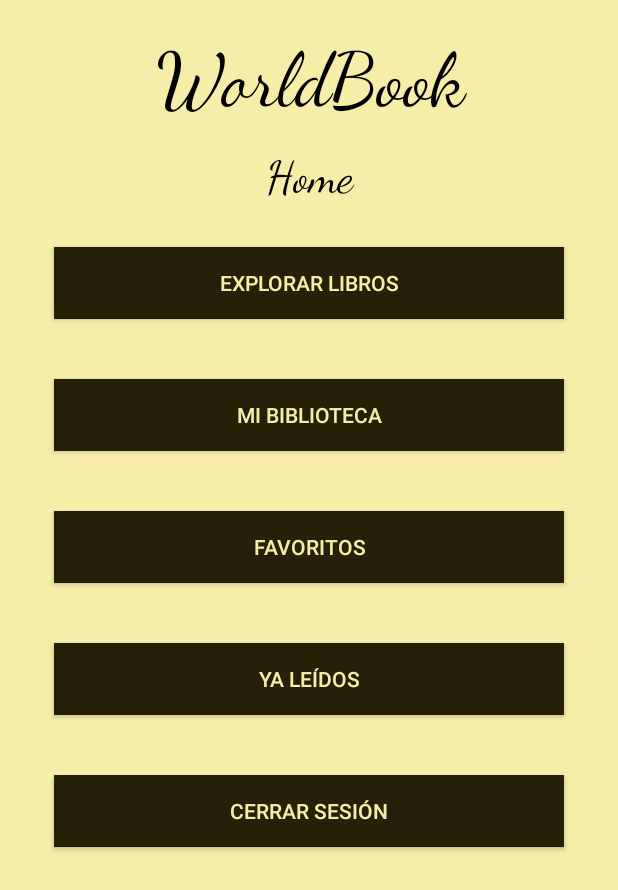
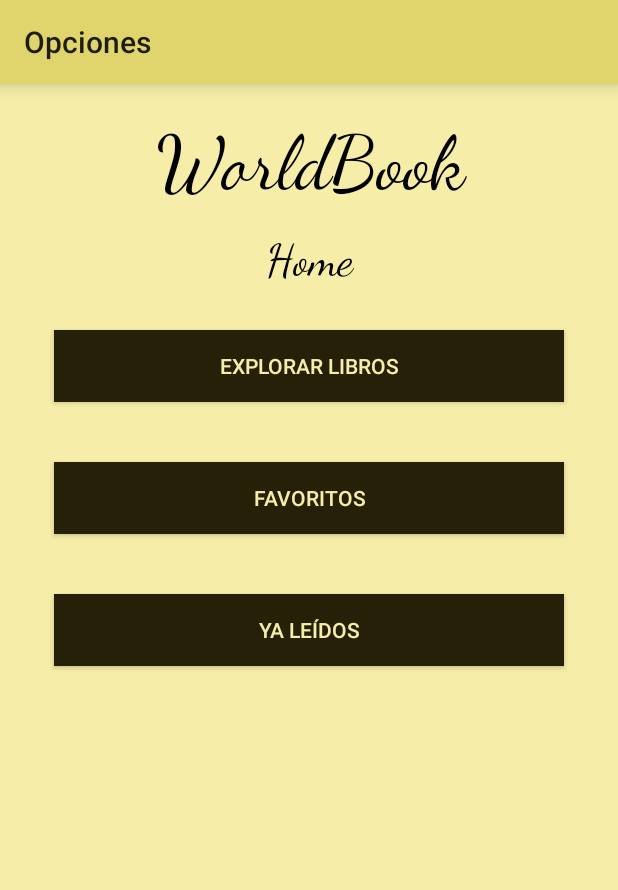
Before and after one commit to Federco1/WorldBook, an Android app: the HomeActivity screen opened directly, with no data from a screen before it, on a phone screen of 412 x 824 dp. Shown: the top 890 px of the screen. Run offline under Robolectric (Android 15) with nearby library versions, the phone set to English and light mode, and no system bars; 1 statement that could not run was skipped.

Commit message:
Creación de pantalla de Home

```diff
--- a/app/src/main/AndroidManifest.xml
+++ b/app/src/main/AndroidManifest.xml
@@ -13,6 +13,9 @@
         android:theme="@style/Theme.WorldBook"
         tools:targetApi="31">
         <activity
+            android:name=".ListaToolbarActivity"
+            android:exported="false" />
+        <activity
             android:name=".MiBibliotecaActivity"
             android:exported="false" />
         <activity
@@ -20,9 +23,6 @@
             android:exported="false" />
         <activity
             android:name=".CatalogoActivity"
-            android:exported="false" />
-        <activity
-            android:name=".CatalogoActivity2"
             android:exported="false" />
         <activity
             android:name=".RecomendadosActivity"
--- a/app/src/main/java/com/example/worldbook/HomeActivity.kt
+++ b/app/src/main/java/com/example/worldbook/HomeActivity.kt
@@ -2,8 +2,11 @@ package com.example.worldbook
 
 import android.content.Intent
 import android.os.Bundle
+import android.view.Menu
+import android.view.MenuItem
 import android.widget.Button
 import android.widget.Toast
+import android.widget.Toolbar
 import androidx.activity.enableEdgeToEdge
 import androidx.appcompat.app.AppCompatActivity
 import androidx.core.view.ViewCompat
@@ -12,10 +15,10 @@ import androidx.core.view.WindowInsetsCompat
 class HomeActivity : AppCompatActivity() {
 
     lateinit var btnExplorarLibros: Button
-    lateinit var btnMiBiblioteca: Button
     lateinit var btnFavoritos: Button
     lateinit var btnYaLeidos: Button
-    lateinit var btnCerrarSesión: Button
+    lateinit var toolbar: androidx.appcompat.widget.Toolbar
+
 
     override fun onCreate(savedInstanceState: Bundle?) {
         super.onCreate(savedInstanceState)
@@ -26,32 +29,43 @@ class HomeActivity : AppCompatActivity() {
             v.setPadding(systemBars.left, systemBars.top, systemBars.right, systemBars.bottom)
             insets
         }
+        toolbar = findViewById(R.id.toolbar)
+        setSupportActionBar(toolbar)
+        supportActionBar!!.title = resources.getString(R.string.titulo)
 
         btnExplorarLibros = findViewById(R.id.btnExplorarLibros)
-        btnMiBiblioteca = findViewById(R.id.btnMiBiblioteca)
         btnFavoritos = findViewById(R.id.btnFavoritos)
         btnYaLeidos = findViewById(R.id.btnYaLeidos)
-        btnCerrarSesión = findViewById(R.id.btnCerrarSesión)
 
-        btnExplorarLibros.setOnClickListener{
-            var mensaje = "Botón Explorar Libros"
+        btnExplorarLibros.setOnClickListener {
+            val mensaje = "Botón Explorar Libros"
             Toast.makeText(this, mensaje, Toast.LENGTH_SHORT).show()
         }
-        btnMiBiblioteca.setOnClickListener {
+        btnFavoritos.setOnClickListener{
+            val mensaje = "Botón Favoritos"
+            Toast.makeText(this, mensaje, Toast.LENGTH_SHORT).show()
+        }
+        btnYaLeidos.setOnClickListener {
+            val mensaje = "Botón Ya Leídos"
+            Toast.makeText(this, mensaje, Toast.LENGTH_SHORT).show()
+        }
+    }
+
+    override fun onCreateOptionsMenu(menu: Menu?): Boolean {
+        menuInflater.inflate(R.menu.main_menu, menu)
+        return super.onCreateOptionsMenu(menu)
+    }
+
+    override fun onOptionsItemSelected(item: MenuItem): Boolean {
+        if(item.itemId == R.id.item_mi_biblioteca) {
             val intent = Intent(this, MiBibliotecaActivity::class.java)
             startActivity(intent)
         }
-        btnFavoritos.setOnClickListener{
-            var mensaje = "Botón Favoritos"
-            Toast.makeText(this, mensaje, Toast.LENGTH_SHORT).show()
+        if(item.itemId == R.id.item_cerrar_sesion) {
+            val intent = Intent(this, LoginActivity::class.java)
+            startActivity(intent)
         }
-        btnYaLeidos.setOnClickListener{
-            var mensaje = "Botón Ya Leídos"
-            Toast.makeText(this, mensaje, Toast.LENGTH_SHORT).show()
-        }
-        btnCerrarSesión.setOnClickListener{
-            var mensaje = "Botón Cerrar Sesión"
-            Toast.makeText(this, mensaje, Toast.LENGTH_SHORT).show()
-        }
+        return super.onOptionsItemSelected(item)
     }
+
 }
--- a/app/src/main/res/layout/activity_home.xml
+++ b/app/src/main/res/layout/activity_home.xml
@@ -10,11 +10,18 @@
     android:background="@color/vainilla"
     tools:context=".HomeActivity">
 
+    <include
+        android:id="@+id/toolbar"
+        layout="@layout/toolbal_layout"
+
+        />
+
     <LinearLayout
         android:layout_width="match_parent"
         android:layout_height="match_parent"
         android:orientation="vertical"
-        android:padding="16dp">
+        android:padding="16dp"
+        android:layout_marginTop="25pt">
 
     <TextView
         android:layout_width="match_parent"
@@ -47,15 +54,6 @@
         android:textColor="@color/vainilla"
         android:background="@color/brown"/>
 
-        <Button
-            android:layout_width="match_parent"
-            android:layout_height="wrap_content"
-            android:id="@+id/btnMiBiblioteca"
-            android:layout_margin="20dp"
-            android:text="Mi Biblioteca"
-            android:layout_marginTop="16dp"
-            android:textColor="@color/vainilla"
-            android:background="@color/brown"/>
 
         <Button
             android:layout_width="match_parent"
@@ -77,16 +75,6 @@
             android:textColor="@color/vainilla"
             android:background="@color/brown"/>
 
-        <Button
-            android:layout_width="match_parent"
-            android:layout_height="wrap_content"
-            android:id="@+id/btnCerrarSesión"
-            android:layout_margin="20dp"
-            android:text="Cerrar Sesión"
-            android:layout_marginTop="16dp"
-            android:textColor="@color/vainilla"
-            android:background="@color/brown"/>
-
 </LinearLayout>
 
 </androidx.constraintlayout.widget.ConstraintLayout>
--- /dev/null
+++ b/app/src/main/res/layout/toolbal_layout.xml
@@ -0,0 +1,9 @@
+<?xml version="1.0" encoding="utf-8"?>
+<androidx.appcompat.widget.Toolbar xmlns:android="http://schemas.android.com/apk/res/android"
+    android:layout_width="match_parent"
+    android:layout_height="wrap_content"
+    android:background="@color/vainilla2"
+    android:elevation="9dp"
+    android:layout_marginBottom="15dp">
+
+</androidx.appcompat.widget.Toolbar>
--- a/app/src/main/res/values/colors.xml
+++ b/app/src/main/res/values/colors.xml
@@ -10,4 +10,5 @@
     <color name="mate">#293b26</color>
     <color name="vainilla">#f6eda8</color>
     <color name="brown">#252007</color>
+    <color name="vainilla2">#E0D46C</color>
 </resources>
--- a/app/src/main/res/values/strings.xml
+++ b/app/src/main/res/values/strings.xml
@@ -1,3 +1,7 @@
 <resources>
     <string name="app_name">WorldBook</string>
+    <string name="titulo">Opciones</string>
+    <string name="item_listado">Mi Biblioteca</string>
+    <string name="item_cerrar_sesion">Cerrar Sesión\n</string>
+    <string name="item_mi_biblioteca">Mi Biblioteca\n</string>
 </resources>
```
